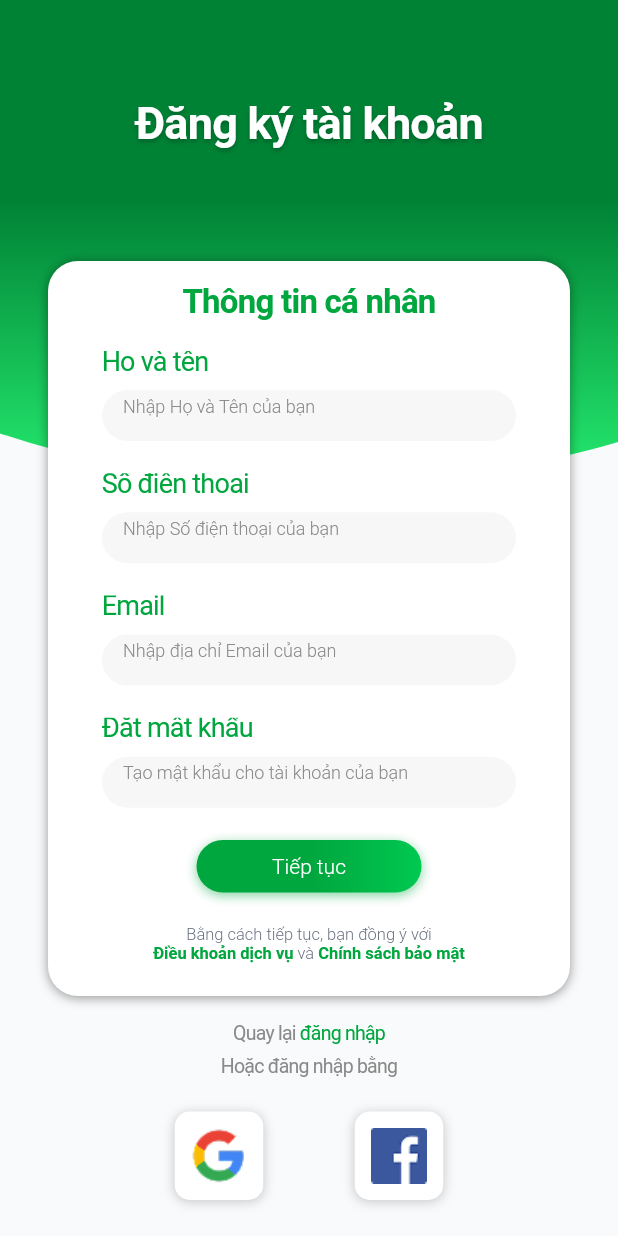
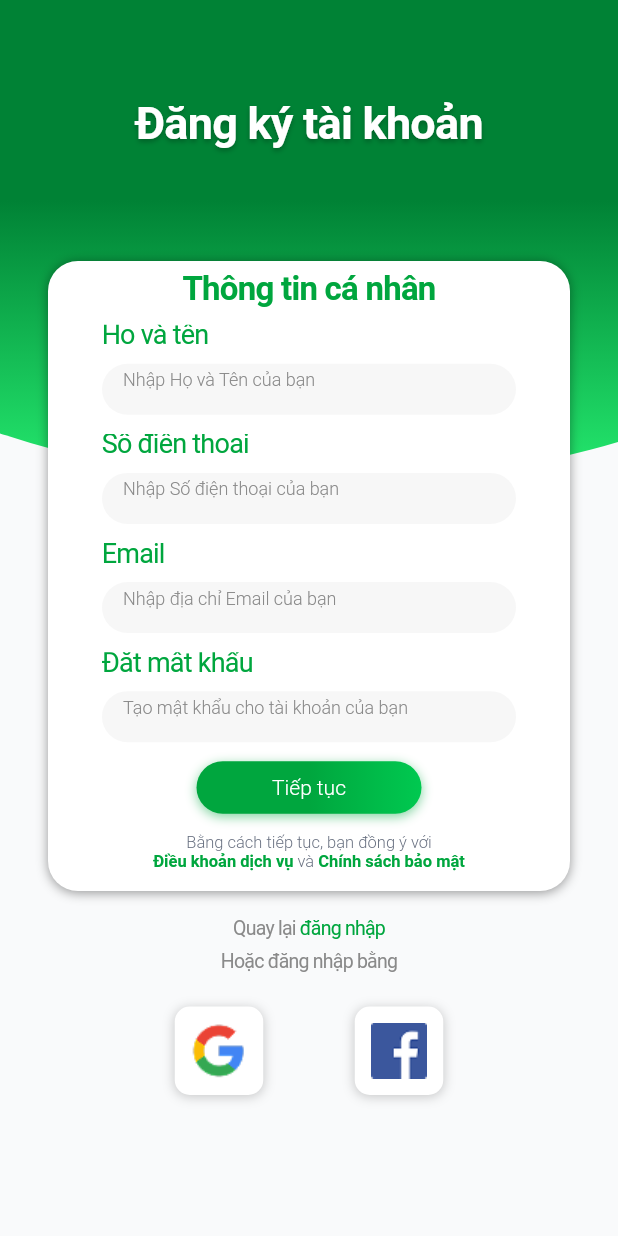
Before and after one commit to thinh55-hub/frontend_smartket, a Flutter app: the RegisterScreen screen opened directly, on a phone screen of 412 x 824 dp. Run offline on Flutter 3.47's test engine with Material 3 defaults, Android fonts, the phone set to English and light mode, and no system bars; our stand-ins replace flutter_svg, google_fonts, shared_preferences; accounts and stored records are empty; network calls fail; Roboto replaces fonts that are missing (Lexend Deca).

Commit message:
fix: Lock login/register screen heights unless the keyboard is open so overflow is gone but UX stays consistent.

```diff
--- a/lib/screens/register_screen.dart
+++ b/lib/screens/register_screen.dart
@@ -38,12 +38,14 @@ class _RegisterScreenState extends State<RegisterScreen> {
 
   @override
   Widget build(BuildContext context) {
-    final screenWidth = MediaQuery.of(context).size.width;
-    final screenHeight = MediaQuery.of(context).size.height;
+    final double bottomInset = MediaQuery.of(context).viewInsets.bottom;
+    final bool isKeyboardVisible = bottomInset > 0;
 
     return Scaffold(
       backgroundColor: const Color(0xFFF9FAFB),
-      body: Stack(
+      body: LayoutBuilder(
+        builder: (context, constraints) {
+          return Stack(
             children: [
               // Background gradient oval
               Positioned(
@@ -65,6 +67,13 @@ class _RegisterScreenState extends State<RegisterScreen> {
 
               // Main content
               SafeArea(
+                child: SingleChildScrollView(
+                  physics: isKeyboardVisible
+                      ? const ClampingScrollPhysics()
+                      : const NeverScrollableScrollPhysics(),
+                  padding: EdgeInsets.only(bottom: isKeyboardVisible ? bottomInset : 0),
+                  child: ConstrainedBox(
+                    constraints: BoxConstraints(minHeight: constraints.maxHeight),
                     child: Column(
                       children: [
                         // Header section với title
@@ -94,11 +103,11 @@ class _RegisterScreenState extends State<RegisterScreen> {
                         ),
 
                         // Card trắng chính
-                Expanded(
-                  child: Padding(
+                        Padding(
                           padding: const EdgeInsets.symmetric(horizontal: 32),
                           child: Container(
                             width: double.infinity,
+                            constraints: const BoxConstraints(minHeight: 420),
                             decoration: BoxDecoration(
                               color: Colors.white,
                               borderRadius: BorderRadius.circular(20),
@@ -187,7 +196,8 @@ class _RegisterScreenState extends State<RegisterScreen> {
                                         Navigator.push(
                                           context,
                                           MaterialPageRoute(
-                                      builder: (_) => const OtpVerificationScreen(),
+                                            builder: (_) =>
+                                                const OtpVerificationScreen(),
                                           ),
                                         );
                                       },
@@ -261,7 +271,6 @@ class _RegisterScreenState extends State<RegisterScreen> {
                             ),
                           ),
                         ),
-                ),
 
                         // Phần "Quay lại đăng nhập"
                         const SizedBox(height: 16),
@@ -315,16 +324,22 @@ class _RegisterScreenState extends State<RegisterScreen> {
                         Row(
                           mainAxisAlignment: MainAxisAlignment.center,
                           children: [
-                    _buildSocialButton('assets/images/google.png', onTap: _navigateToHome),
+                            _buildSocialButton('assets/images/google.png',
+                                onTap: _navigateToHome),
                             const SizedBox(width: 61),
-                    _buildSocialButton('assets/images/facebook.png', onTap: _navigateToHome),
+                            _buildSocialButton('assets/images/facebook.png',
+                                onTap: _navigateToHome),
                           ],
                         ),
                         const SizedBox(height: 24),
                       ],
                     ),
                   ),
+                ),
+              ),
             ],
+          );
+        },
       ),
     );
   }
```
Also changed, not shown: lib/screens/login_screen.dart (+28 -7 lines). Lines whose indentation alone changed are shown as unchanged.
